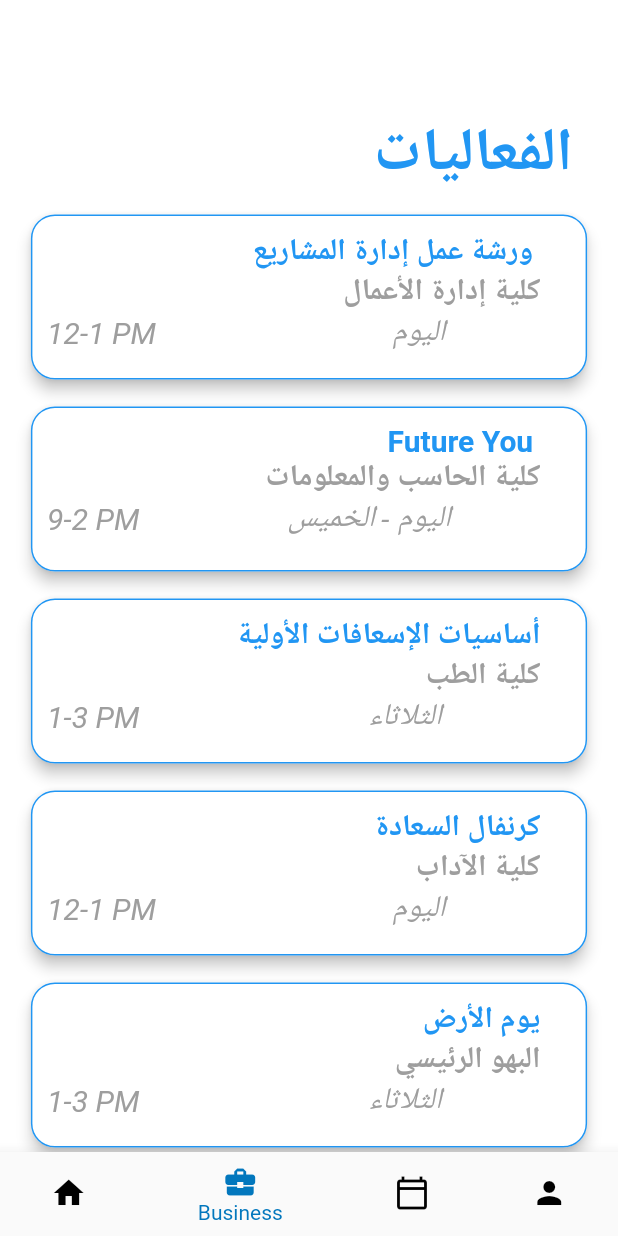
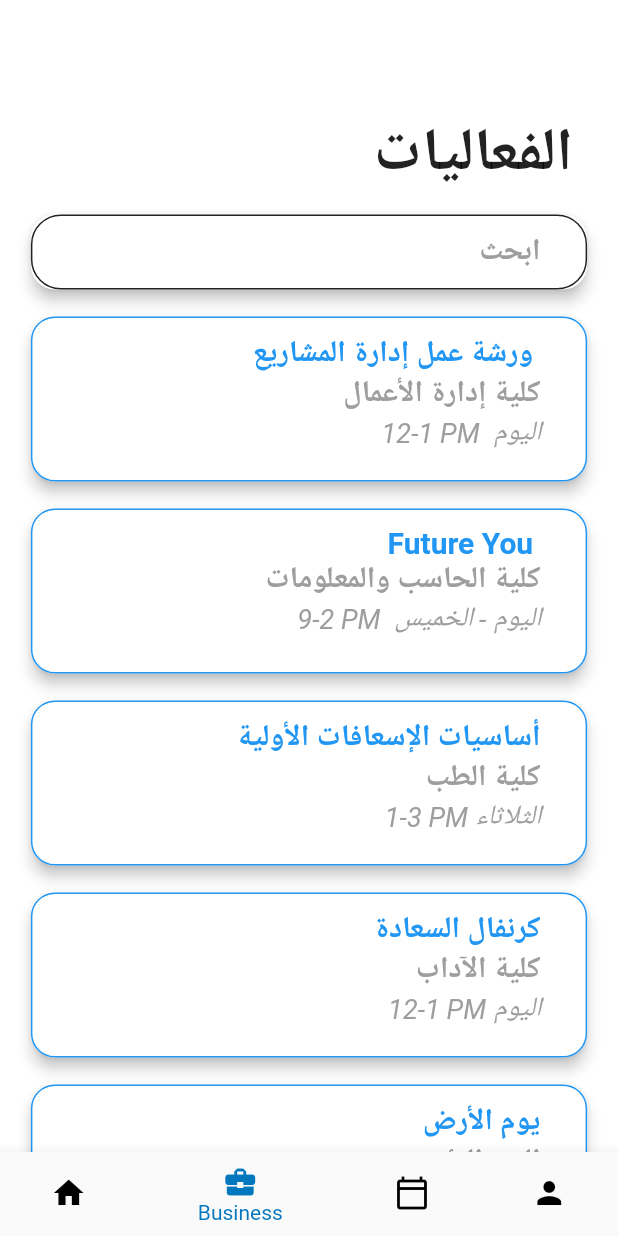
Before and after one commit to ahadalmutairii/Shift, a Flutter app: the screen it shows after launch, item 2 of the bottom bar chosen, on a phone screen of 412 x 824 dp. Run offline on Flutter 3.47's test engine with Material 2 defaults, Android fonts, the phone set to English and light mode, and no system bars.

Commit message:
events enhance

```diff
--- a/lib/components/events.dart
+++ b/lib/components/events.dart
@@ -26,7 +26,7 @@ class event extends StatelessWidget {
                         'الفعاليات',
                         style: TextStyle(
                             fontStyle: FontStyle.normal,
-                            color: Colors.blue,
+                            color: Colors.black87,
                             fontWeight: FontWeight.bold,
                             fontSize: 40.0),
                       ),
@@ -40,6 +40,56 @@ class event extends StatelessWidget {
                   ],
                 ),
 
+                Card(
+
+                  shape: RoundedRectangleBorder(
+                    borderRadius: BorderRadius.circular(16.0),
+                  ),
+                  elevation: 4.0,
+                  child: new InkWell(
+                    onTap: () {
+
+//                              Navigator.push(context, MaterialPageRoute(builder: (context) => AppoinMain()),);
+                    },
+
+                    child: Container(
+                      decoration: new BoxDecoration(
+                        boxShadow: [
+                          BoxShadow(
+                            offset: Offset(0.0, 0.0),
+                            color: Colors.grey.withOpacity(0),
+                            blurRadius: 0.0,
+                          ),
+                        ],
+                        border: Border.all(color: Colors.black87),
+                        borderRadius: new BorderRadius.circular(20.0),
+                        color: Colors.white,
+                      ),
+                      width:  MediaQuery.of(context).size.width * 0.90,
+                      height: 50,
+                      child:   Container(
+                        padding: EdgeInsets.only(top: 10,right: 30),
+                        child: Column(
+                          children: <Widget>[
+                            Align(
+                                alignment: Alignment.topRight,
+                                child: Text(
+                                  'ابحث',
+                                  style: TextStyle(
+                                      fontStyle: FontStyle.normal,
+                                      color: Colors.grey,
+                                      fontWeight: FontWeight.bold,
+                                      fontSize: 20.0),
+                                )),
+                          ],),
+                      ),
+                    ),
+                  ),
+                ),
+                Container(
+                  padding: EdgeInsets.only( top: 10,),
+
+                ),
                         Row(
                           mainAxisAlignment: MainAxisAlignment.center,
                           children: [
@@ -96,14 +146,14 @@ class event extends StatelessWidget {
                                                     fontSize: 20.0),
                                               )),
                                           Align(
-                                              alignment: Alignment.bottomLeft,
+                                              alignment: Alignment.bottomRight,
                                               child: Text(
-                                                '  12-1 PM                                اليوم',
+                                                '  12-1 PM  اليوم',
                                                 style: TextStyle(
                                                     fontStyle: FontStyle.italic,
                                                     color: Colors.grey,
                                                     fontWeight: FontWeight.normal,
-                                                    fontSize: 20.0),
+                                                    fontSize: 18.0),
                                               )),
                                     ],),
                                   ),
@@ -171,14 +221,14 @@ class event extends StatelessWidget {
                                                   fontSize: 20.0),
                                             )),
                                         Align(
-                                            alignment: Alignment.bottomLeft,
+                                            alignment: Alignment.bottomRight,
                                             child: Text(
-                                              '  9-2 PM                    اليوم - الخميس',
+                                              '  9-2 PM  اليوم - الخميس',
                                               style: TextStyle(
                                                   fontStyle: FontStyle.italic,
                                                   color: Colors.grey,
                                                   fontWeight: FontWeight.normal,
-                                                  fontSize: 20.0),
+                                                  fontSize: 18.0),
                                             )),
                                       ],),
                                 ),
@@ -244,14 +294,14 @@ class event extends StatelessWidget {
                                       fontSize: 20.0),
                                 )),
                             Align(
-                                alignment: Alignment.bottomLeft,
+                                alignment: Alignment.bottomRight,
                                 child: Text(
-                                  '  1-3 PM                               الثلاثاء',
+                                  '  1-3 PM الثلاثاء',
                                   style: TextStyle(
                                       fontStyle: FontStyle.italic,
                                       color: Colors.grey,
                                       fontWeight: FontWeight.normal,
-                                      fontSize: 20.0),
+                                      fontSize: 18.0),
                                 )),
                           ],),),
                     ),
@@ -317,14 +367,14 @@ class event extends StatelessWidget {
                                           fontSize: 20.0),
                                     )),
                                 Align(
-                                    alignment: Alignment.bottomLeft,
+                                    alignment: Alignment.bottomRight,
                                     child: Text(
-                                      '  12-1 PM                                اليوم',
+                                      '  12-1 PM اليوم',
                                       style: TextStyle(
                                           fontStyle: FontStyle.italic,
                                           color: Colors.grey,
                                           fontWeight: FontWeight.normal,
-                                          fontSize: 20.0),
+                                          fontSize: 18.0),
                                     )),
                               ],),),
                         ),
@@ -389,14 +439,14 @@ class event extends StatelessWidget {
                                           fontSize: 20.0),
                                     )),
                                 Align(
-                                    alignment: Alignment.bottomLeft,
+                                    alignment: Alignment.bottomRight,
                                     child: Text(
-                                      '  1-3 PM                               الثلاثاء',
+                                      '  1-3 PM الثلاثاء',
                                       style: TextStyle(
                                           fontStyle: FontStyle.italic,
                                           color: Colors.grey,
                                           fontWeight: FontWeight.normal,
-                                          fontSize: 20.0),
+                                          fontSize: 18.0),
                                     )),
                               ],),),
                         ),
--- a/pubspec.yaml
+++ b/pubspec.yaml
@@ -29,6 +29,7 @@ environment:
 dependencies:
   flutter:
     sdk: flutter
+
 
 
   # The following adds the Cupertino Icons font to your application.
```
